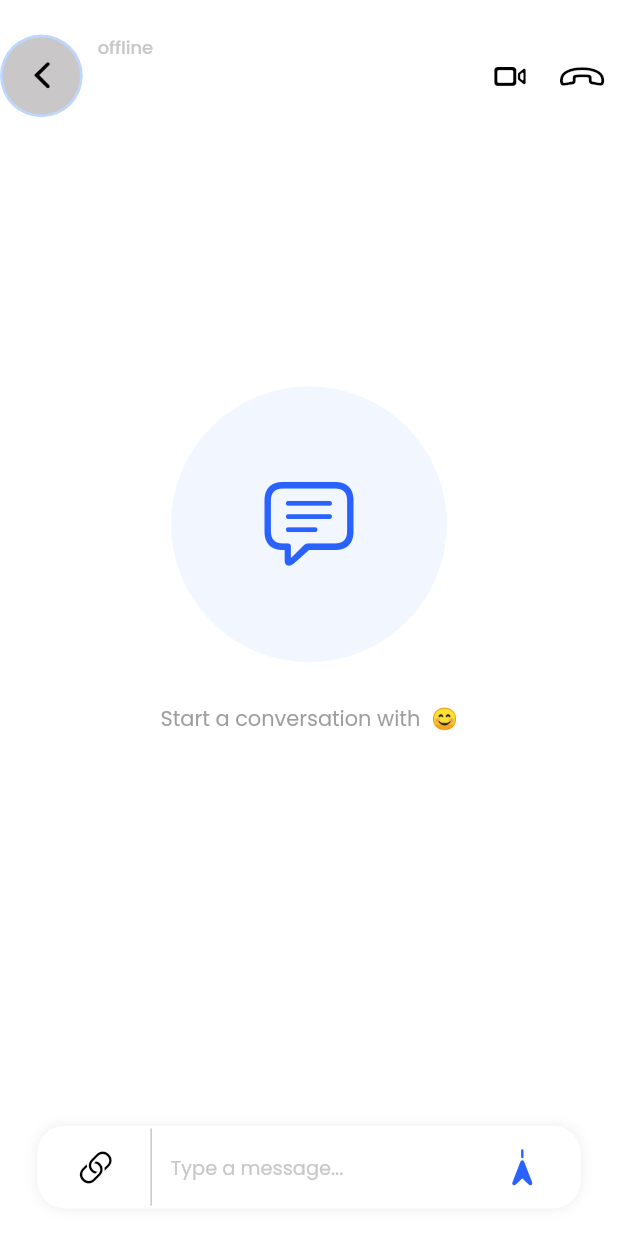
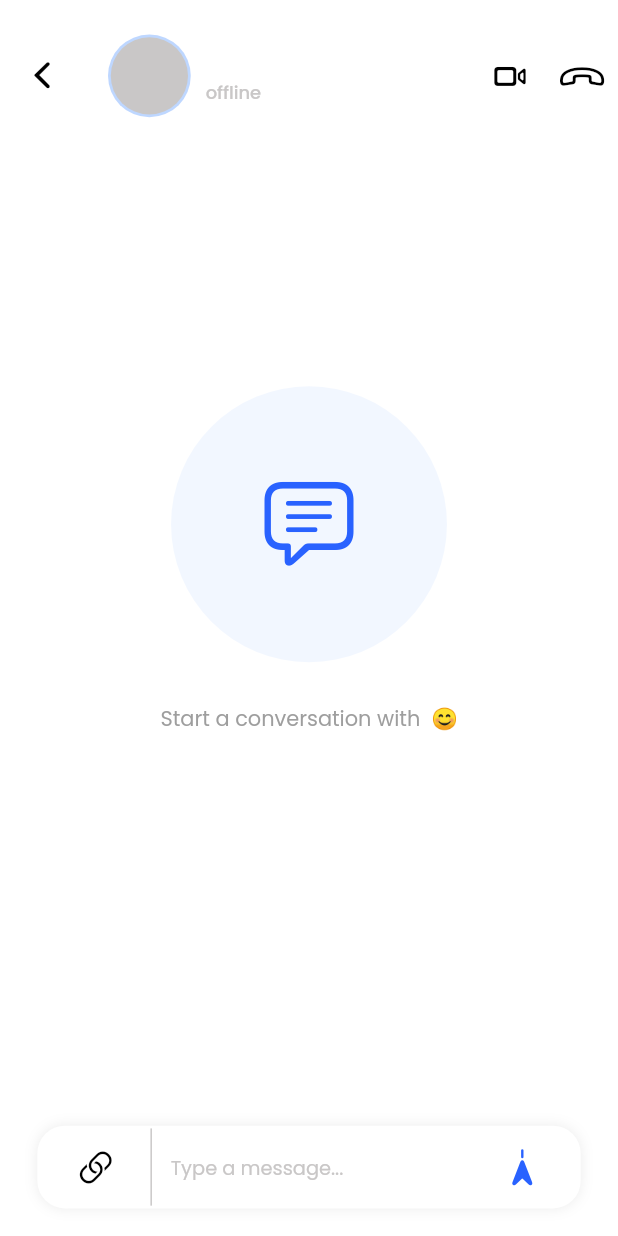
Before and after one commit to seniorman-dev/pichat, a Flutter app: the DMScreen screen opened directly with empty values, on a phone screen of 412 x 824 dp. Run offline on Flutter 3.47's test engine with Material 2 defaults, Android fonts, the phone set to English and light mode, and no system bars; our stand-ins replace animated_splash_screen, cloud_firestore, firebase_auth, firebase_core, firebase_messaging, flutter_local_notifications and 7 more; accounts and stored records are empty.

Commit message:
modified:   lib/main.dart 	new file:   lib/test.dart 	modified:   lib/user/chat/controller/chat_service_controller.dart 	modified:   lib/user/chat/screen/dm_screen.dart 	modified:   lib/user/chat/widget/bottom_engine.dart 	modified:   lib/user/chat/widget/chat_list.dart

```diff
--- a/lib/main.dart
+++ b/lib/main.dart
@@ -11,6 +11,7 @@ import 'package:pichat/auth/controller/auth_controller.dart';
 import 'package:pichat/auth/screen/splash_screen.dart';
 import 'package:pichat/auth/screen/splash_screen_2.dart';
 import 'package:pichat/main_page/controller/main_page_controller.dart';
+import 'package:pichat/test.dart';
 import 'package:pichat/theme/app_theme.dart';
 import 'package:pichat/user/chat/controller/chat_service_controller.dart';
 import 'package:pichat/user/settings/controller/profile_controller.dart';
@@ -86,7 +87,7 @@ class MyApp extends StatelessWidget {
       builder: (_, child) {
         return child!;
       },
-      child: const GetMaterialApp(
+      child: GetMaterialApp(
         transitionDuration: Duration(milliseconds: 100),
         debugShowCheckedModeBanner: false,
         home: FirebaseCheck()  //MainPage()
--- a/lib/user/chat/controller/chat_service_controller.dart
+++ b/lib/user/chat/controller/chat_service_controller.dart
@@ -12,6 +12,9 @@ import 'package:get_storage/get_storage.dart';
 class ChatServiceController extends ChangeNotifier {
 
   final ScrollController messageController = ScrollController();
+
+  double keyboardHeight = 0;
+  double keyboardTop = 0;
 
   @override
   void dispose() {
--- a/lib/user/chat/screen/dm_screen.dart
+++ b/lib/user/chat/screen/dm_screen.dart
@@ -1,14 +1,11 @@
 import 'package:flutter/cupertino.dart';
 import 'package:flutter/material.dart';
-import 'package:flutter/scheduler.dart';
 import 'package:flutter_screenutil/flutter_screenutil.dart';
 import 'package:get/get.dart';
 import 'package:google_fonts/google_fonts.dart';
 import 'package:pichat/theme/app_theme.dart';
-import 'package:pichat/user/chat/controller/chat_service_controller.dart';
 import 'package:pichat/user/chat/widget/bottom_engine.dart';
 import 'package:pichat/user/chat/widget/chat_list.dart';
-import 'package:provider/provider.dart';
 
 
 
@@ -28,7 +25,32 @@ class DMScreen extends StatefulWidget {
   State<DMScreen> createState() => _DMScreenState();
 }
 
-class _DMScreenState extends State<DMScreen> {
+class _DMScreenState extends State<DMScreen> with WidgetsBindingObserver{
+
+  double keyboardHeight = 0;
+  double keyboardTop = 0;
+
+  @override
+  void initState() {
+    super.initState();
+    WidgetsBinding.instance.addObserver(this);
+  }
+
+  @override
+  void dispose() {
+    WidgetsBinding.instance.removeObserver(this);
+    super.dispose();
+  }
+
+  @override
+  void didChangeMetrics() {
+    final bottomInset = WidgetsBinding.instance.window.viewInsets.bottom;
+    final topInset = WidgetsBinding.instance.window.viewInsets.top;
+    setState(() {
+      keyboardHeight = bottomInset;
+      keyboardTop = topInset;
+    });
+  }
 
   @override
   Widget build(BuildContext context) {
@@ -52,7 +74,7 @@ class _DMScreenState extends State<DMScreen> {
               size: 30.r,
             )
           ),
-          flexibleSpace: Row( //title
+          title: Row( //title
             mainAxisAlignment: MainAxisAlignment.start,
             children: [
               //profilePic
@@ -124,10 +146,19 @@ class _DMScreenState extends State<DMScreen> {
               receiverName: widget.receiverName,
               receiverId: widget.receiverID,
             ),
-            BottomEngine(
-              receiverName: widget.receiverName,
-              receiverId: widget.receiverID,
-              receiverPhoto: widget.receiverProfilePic
+            Padding(
+              padding: EdgeInsets.only(
+                top: keyboardTop,
+                //bottom: keyboardHeight - MediaQuery.of(context).padding.bottom,
+                bottom: keyboardHeight > MediaQuery.of(context).padding.bottom + 10
+                ? keyboardHeight - MediaQuery.of(context).padding.bottom - 250
+                : 0,
+              ),
+              child: BottomEngine(
+                receiverName: widget.receiverName,
+                receiverId: widget.receiverID,
+                receiverPhoto: widget.receiverProfilePic
+              ),
             ),
           ],
         )
--- a/lib/user/chat/widget/bottom_engine.dart
+++ b/lib/user/chat/widget/bottom_engine.dart
@@ -23,6 +23,8 @@ class BottomEngine extends StatelessWidget {
   Widget build(BuildContext context) {
 
     var controller = Provider.of<ChatServiceController>(context);
+
+    //global key
     GlobalKey globalKey = GlobalKey();
 
     FocusNode focusNode = FocusNode(); //for keyboard
--- a/lib/user/chat/widget/chat_list.dart
+++ b/lib/user/chat/widget/chat_list.dart
@@ -51,7 +51,6 @@ class _ChatListState extends State<ChatList> {
     var chatServiceController = Provider.of<ChatServiceController>(context);
 
     return Expanded(
-      child: Container(
       child: StreamBuilder(
         stream: chatServiceController.firestore.collection('users')
         .doc(chatServiceController.auth.currentUser!.uid)
@@ -63,11 +62,11 @@ class _ChatListState extends State<ChatList> {
         builder: (context, snapshot) {
           if (snapshot.connectionState == ConnectionState.waiting) {
             // Show a loading indicator while waiting for data
-              return Loader();
+            return const Loader();
           }
           if (snapshot.hasError) {
             // Handle error if any
-              return ErrorLoader();
+            return const ErrorLoader();
           }
           if (!snapshot.hasData || snapshot.data!.docs.isEmpty) {
             return Padding(
@@ -222,7 +221,6 @@ class _ChatListState extends State<ChatList> {
           );
         }
       ),
-      ),
     );
   }
 }
```
Also changed, not shown: lib/test.dart (added, +126 -0 lines). Lines whose indentation alone changed are shown as unchanged.
